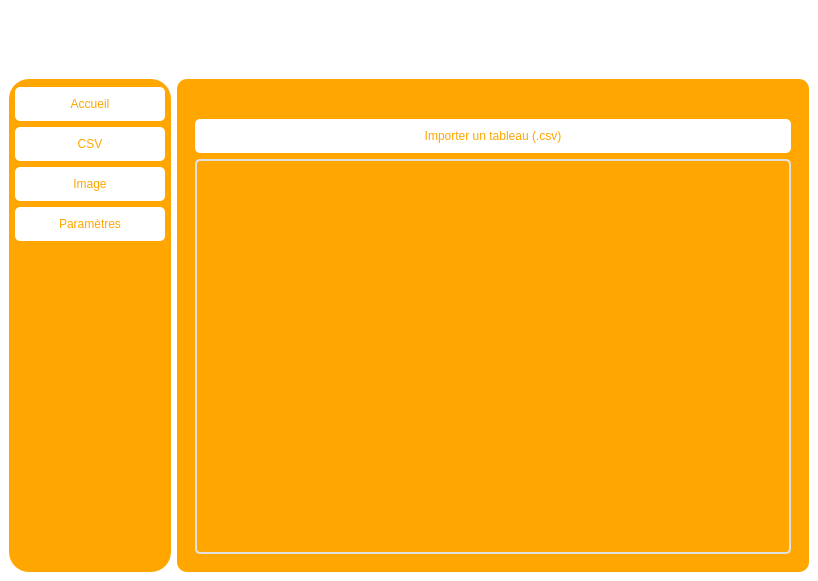
First picture: the form in ui/mainwindow.ui, repository thibaud-heub/projet-s7, before the edit.
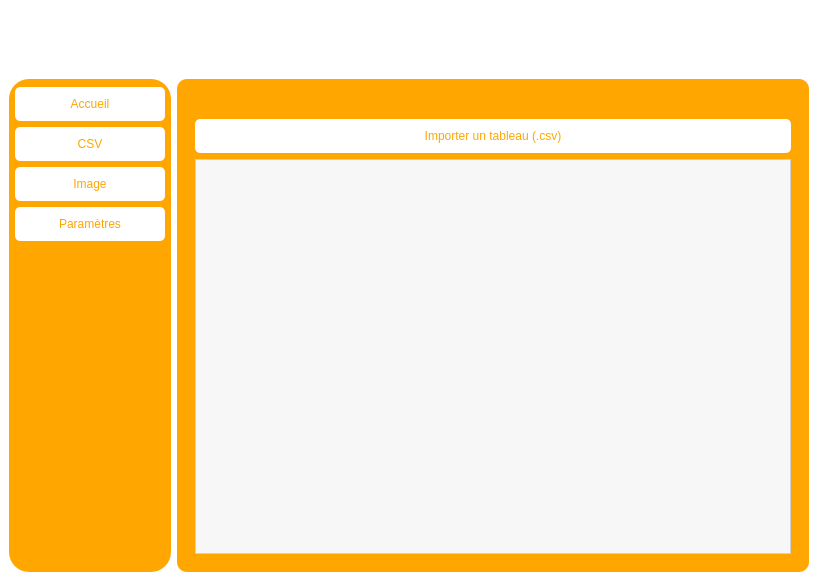
Second picture: the form after the edit. The open tabs and pages were chosen to show the change. Icons and pictures are not drawn.

Patch:
```diff
--- a/ui/mainwindow.ui
+++ b/ui/mainwindow.ui
@@ -334,17 +334,44 @@
                <widget class="QTableWidget" name="tableWidget">
                 <property name="styleSheet">
                  <string notr="true">QTableWidget {
-    border: 2px solid #e0e0e0;
-    border-radius: 5px;
+    background-color: #f7f7f7; /* Couleur de fond */
+    border: 1px solid #d1d1d1; /* Bordure */
+    gridline-color: #d1d1d1; /* Couleur des lignes de grille */
+
+    selection-background-color: #a6c9e2; /* Couleur de fond de la sélection */
+    selection-color: #000000; /* Couleur du texte de la sélection */
 }
 
 QTableWidget::item {
-    padding: 5px;
-    border-bottom: 1px solid #e0e0e0;
+    padding: 5px; /* Espacement intérieur des cellules */
+}
+
+QHeaderView::section {
+    background-color: #f7f7f7; /* Couleur de fond de l'en-tête */
+    border: 1px solid #d1d1d1; /* Bordure de l'en-tête */
+    padding: 2px; /* Espacement intérieur de l'en-tête */
+    font-weight: bold; /* Style de police de l'en-tête */
+}
+
+QHeaderView::section:checked {
+    background-color: #a6c9e2; /* Couleur de fond de la case cochée de l'en-tête */
+}
+
+QTableWidget::horizontalHeader {
+    border-bottom: 1px solid #d1d1d1; /* Bordure inférieure de l'en-tête horizontal */
+}
+
+QTableWidget::verticalHeader {
+    border-right: 1px solid #d1d1d1; /* Bordure droite de l'en-tête vertical */
 }
 
 QTableWidget::item:selected {
-    background-color: #e6f7ff; /* Couleur de sélection */
+    background-color: #a6c9e2; /* Couleur de fond des cellules sélectionnées */
+    color: #000000; /* Couleur du texte des cellules sélectionnées */
+}
+
+QTableWidget::item:hover {
+    background-color: #e6f2ff; /* Couleur de fond au survol de la cellule */
 }
 </string>
                 </property>
```
Left out of the diff: 2 changed lines with no effect on the pictures.
